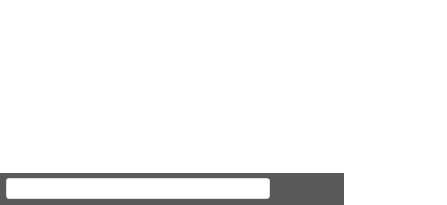
Before: the Qt Designer form UiModule/ui/CommunicationWidget.ui in realXtend/tundra, drawn with Qt 5.
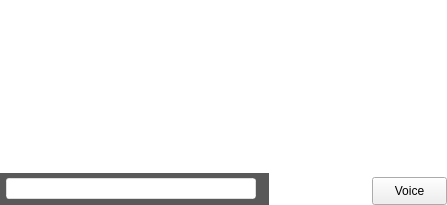
After: the same form once the commit is applied. Icons and pictures are not drawn.

Commit message: Started voip UI work.

Patch:
```diff
--- a/UiModule/ui/CommunicationWidget.ui
+++ b/UiModule/ui/CommunicationWidget.ui
@@ -97,6 +97,9 @@
      <property name="spacing">
       <number>0</number>
      </property>
+     <property name="bottomMargin">
+      <number>0</number>
+     </property>
      <item>
       <layout class="QVBoxLayout" name="mainVerticalLayout">
        <property name="spacing">
@@ -309,6 +312,52 @@
        </item>
       </layout>
      </item>
+     <item>
+      <layout class="QVBoxLayout" name="verticalLayout_voip" stretch="0">
+       <property name="spacing">
+        <number>0</number>
+       </property>
+       <property name="margin">
+        <number>0</number>
+       </property>
+       <item>
+        <layout class="QVBoxLayout" name="verticalLayout_5">
+         <property name="spacing">
+          <number>0</number>
+         </property>
+         <property name="leftMargin">
+          <number>0</number>
+         </property>
+         <item>
+          <spacer name="verticalSpacer_voice">
+           <property name="orientation">
+            <enum>Qt::Vertical</enum>
+           </property>
+           <property name="sizeHint" stdset="0">
+            <size>
+             <width>20</width>
+             <height>40</height>
+            </size>
+           </property>
+          </spacer>
+         </item>
+         <item>
+          <widget class="QPushButton" name="voiceControl">
+           <property name="minimumSize">
+            <size>
+             <width>75</width>
+             <height>28</height>
+            </size>
+           </property>
+           <property name="text">
+            <string>Voice</string>
+           </property>
+          </widget>
+         </item>
+        </layout>
+       </item>
+      </layout>
+     </item>
     </layout>
    </item>
   </layout>
```
Left out of the diff: 2 changed lines with no effect on the pictures. The commit also changes 4 other files.
